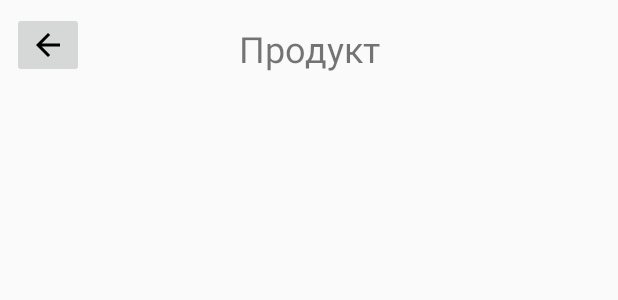
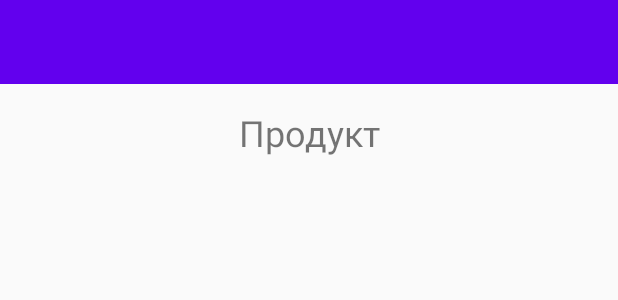
Before and after one commit to Skyrel74/HW4L7, an Android app: the layout product_info_layout.xml on its own in the app's theme, with its tools: preview values and no code run, on a phone screen of 412 x 824 dp. Shown: the top 300 px of the screen. Run offline under Robolectric (Android 15) with nearby library versions, the phone set to English and light mode, and no system bars.

Commit message:
Added toolbar instead of the buttons

```diff
--- a/app/src/main/res/layout/product_info_layout.xml
+++ b/app/src/main/res/layout/product_info_layout.xml
@@ -14,18 +14,17 @@
         android:textSize="24sp"
         app:layout_constraintEnd_toEndOf="parent"
         app:layout_constraintStart_toStartOf="parent"
+        app:layout_constraintTop_toBottomOf="@+id/productToolbar" />
+
+    <androidx.appcompat.widget.Toolbar
+        android:id="@+id/productToolbar"
+        android:layout_width="match_parent"
+        android:layout_height="wrap_content"
+        android:background="?attr/colorPrimary"
+        android:minHeight="?attr/actionBarSize"
+        android:theme="?attr/actionBarTheme"
+        app:layout_constraintEnd_toEndOf="parent"
+        app:layout_constraintStart_toStartOf="parent"
         app:layout_constraintTop_toTopOf="parent" />
 
-    <ImageButton
-        android:id="@+id/productBackBtn"
-        android:layout_width="wrap_content"
-        android:layout_height="wrap_content"
-        android:layout_marginStart="8dp"
-        android:layout_marginLeft="8dp"
-        android:layout_marginTop="8dp"
-        android:contentDescription="@string/backbtn"
-        android:foregroundGravity="top|left"
-        app:layout_constraintStart_toStartOf="parent"
-        app:layout_constraintTop_toTopOf="parent"
-        app:srcCompat="@drawable/ic_action_back" />
 </androidx.constraintlayout.widget.ConstraintLayout>
--- a/build.gradle
+++ b/build.gradle
@@ -9,7 +9,7 @@ buildscript {
 
     }
     dependencies {
-        classpath 'com.android.tools.build:gradle:3.6.2'
+        classpath 'com.android.tools.build:gradle:3.6.3'
         classpath "org.jetbrains.kotlin:kotlin-gradle-plugin:$kotlin_version"
 
         // NOTE: Do not place your application dependencies here; they belong
```
Also changed, not shown: app/src/main/java/com/example/hw4l7/ui/CartActivity.kt (+9 -5 lines), app/src/main/java/com/example/hw4l7/ui/CheckoutActivity.kt (+10 -4 lines), app/src/main/java/com/example/hw4l7/ui/ProductInfoActivity.kt (+9 -3 lines), app/src/main/res/layout/cart_layout.xml (+9 -11 lines), app/src/main/res/layout/checkout_activity.xml (+9 -11 lines).
